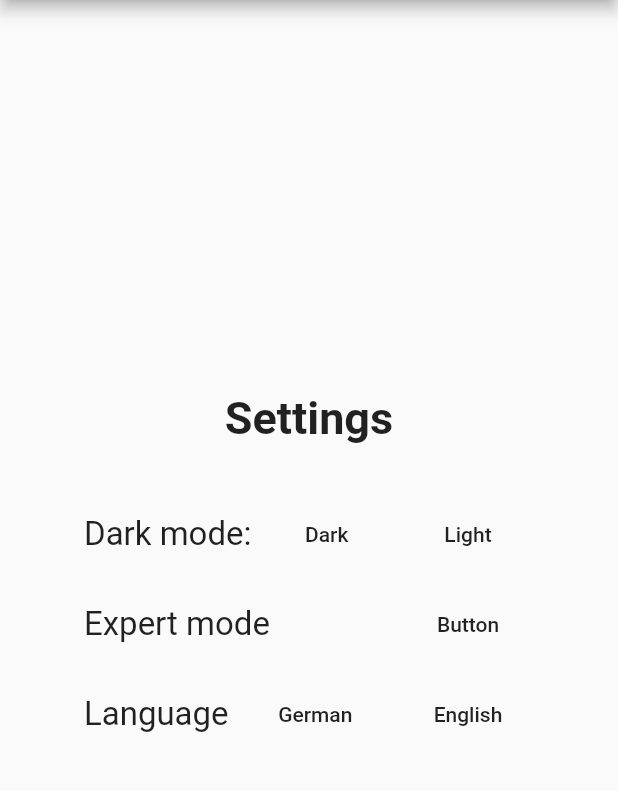
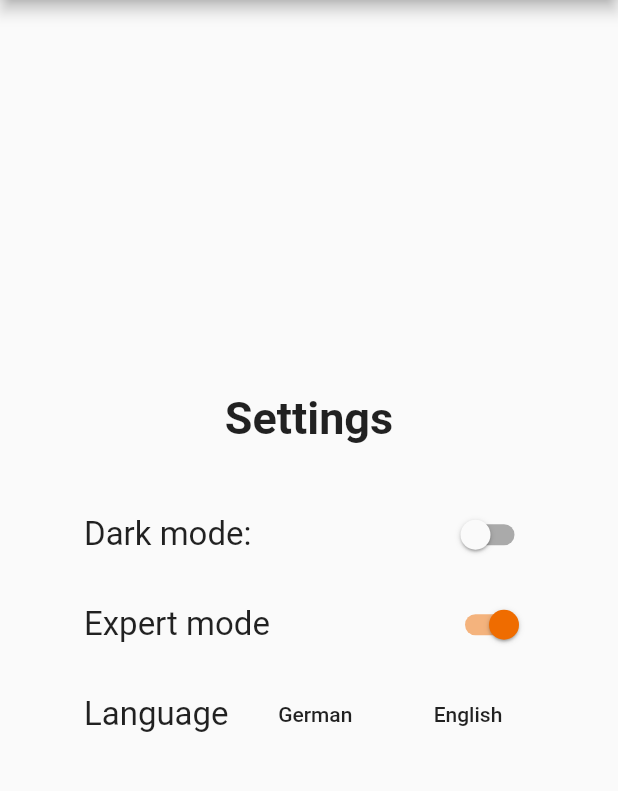
Before and after one commit to namib-project/namib_frontend, a Flutter app: the Settings screen opened directly, on a phone screen of 412 x 824 dp, the part 84-875 px from its top. Run offline on Flutter 3.47's test engine with Material 2 defaults, Android fonts, the phone set to English and light mode, and no system bars; our stand-ins replace easy_localization; Roboto replaces fonts that are missing (OpenSans).

Commit message:
small change in settings: switch Buttons implemented for dark- and expert mode

```diff
--- a/flutter_protyp/lib/main.dart
+++ b/flutter_protyp/lib/main.dart
@@ -11,6 +11,7 @@ import 'package:provider/provider.dart';
 import 'package:flutter_protyp/pages/themetest.dart';
 
 import "package:flutter_protyp/pages/languagetest.dart";
+import "package:flutter_protyp/pages/test.dart";
 
 void main() => runApp(EasyLocalization(
       child: MyApp(),
@@ -70,7 +71,9 @@ class MaterialAppWithTheme extends StatelessWidget {
           "/networkbehaviour": (context) => Networkbehaviour(),
           "/createMudProfile": (context) => CreateMudProfile(),
           "/settings": (context) => Settings(),
-          "/languagetest": (context) => LanguageTest(),
+          "/languagetest": (context) =>
+              LanguageTest(), // just for testing can be deleted
+          "/test": (context) => Test(), // just for testing can be deleted
         });
   }
 }
--- a/flutter_protyp/lib/pages/languagetest.dart
+++ b/flutter_protyp/lib/pages/languagetest.dart
@@ -2,6 +2,8 @@ import 'package:flutter/material.dart';
 import 'package:flutter_protyp/widgets/appbar.dart';
 import "package:flutter_protyp/widgets/drawer.dart";
 import 'package:easy_localization/easy_localization.dart';
+
+// just for testing can be deleted
 
 class LanguageTest extends StatefulWidget {
   @override
--- a/flutter_protyp/lib/pages/settings.dart
+++ b/flutter_protyp/lib/pages/settings.dart
@@ -1,6 +1,7 @@
 import 'package:flutter/cupertino.dart';
 import 'package:flutter/material.dart';
 import 'package:flutter_protyp/widgets/appbar.dart';
+import 'package:flutter_protyp/widgets/constant.dart';
 import "package:flutter_protyp/widgets/drawer.dart";
 
 import 'package:provider/provider.dart';
@@ -50,14 +51,18 @@ class _SettingsState extends State<Settings> {
                         fontSize: 22,
                       ),
                     ),
-                    FlatButton(
-                        child: Text('Dark'),
-                        onPressed: () =>
-                            themeChanger.setTheme(ThemeData.dark())),
-                    FlatButton(
-                        child: Text('Light'),
-                        onPressed: () =>
-                            themeChanger.setTheme(ThemeData.light())),
+                    Switch(
+                      value: darkMode,
+                      activeColor: buttonColor,
+                      onChanged: (bool s) {
+                        setState(() {
+                          darkMode
+                              ? themeChanger.setTheme(ThemeData.light())
+                              : themeChanger.setTheme(ThemeData.dark());
+                          darkMode = !darkMode;
+                        });
+                      },
+                    ),
                   ],
                 ),
               ),
@@ -73,9 +78,14 @@ class _SettingsState extends State<Settings> {
                         fontSize: 22,
                       ),
                     ),
-                    FlatButton(
-                      onPressed: () => {},
-                      child: Text("Button"),
+                    Switch(
+                      value: expertMode,
+                      activeColor: buttonColor,
+                      onChanged: (bool s) {
+                        setState(() {
+                          expertMode = s;
+                        });
+                      },
                     )
                   ],
                 ),
--- a/flutter_protyp/lib/pages/themetest.dart
+++ b/flutter_protyp/lib/pages/themetest.dart
@@ -1,6 +1,8 @@
 import 'package:flutter/material.dart';
 import 'package:provider/provider.dart';
 import 'package:flutter_protyp/widgets/theme.dart';
+
+// just for testing can be deleted
 
 class HomePage extends StatelessWidget {
   @override
--- a/flutter_protyp/lib/widgets/constant.dart
+++ b/flutter_protyp/lib/widgets/constant.dart
@@ -8,3 +8,6 @@ Color buttonColor = Colors.orange[800]; // Color.fromRGBO(36, 134, 255, 1);
 
 Color loginColor1 = Colors.orange[200];
 Color loginColor2 = Colors.deepOrange;
+
+bool expertMode = true;
+bool darkMode = false;
```
Also changed, not shown: flutter_protyp/lib/pages/test.dart (added, +46 -0 lines), flutter_protyp/lib/widgets/drawer.dart (+10 -6 lines).
